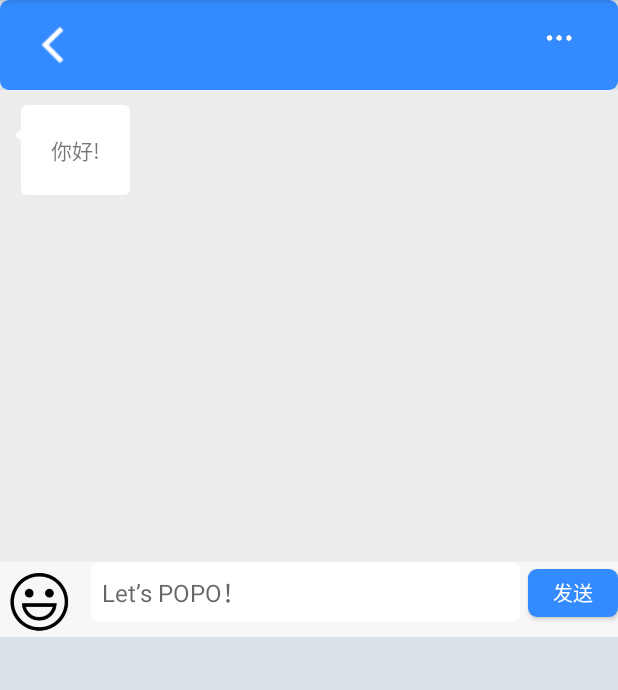
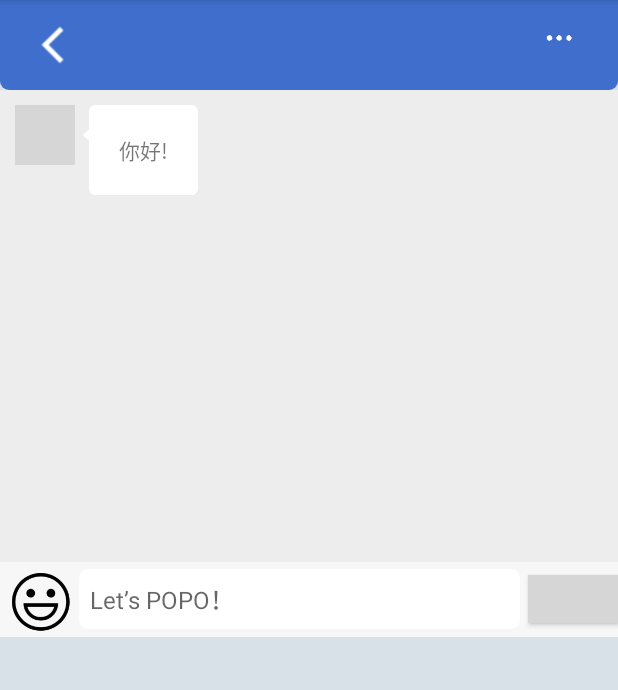
Before and after one commit to YeHIT/IMProjectClient, an Android app: the ChatActivity screen opened directly, with no data from a screen before it, after a tap on an icon or button, on a phone screen of 412 x 824 dp, the part 84-774 px from its top. Run offline under Robolectric (Android 15) with nearby library versions, the phone set to English and light mode, and no system bars; libraries missing offline, so code that uses them is left out: com.tencent.imsdk, io.github.rockerhieu.emojicon; plain views replace EmojiconEditText; 4 statements that could not run were skipped; 1 other tap on this screen came first; grey boxes are pictures that could not be loaded.

Commit message:
统一状态栏样式 聊天界面视觉优化 底部导航栏默认选中联系人界面

```diff
--- a/app/src/main/res/drawable-v24/chat_button_shape.xml
+++ b/app/src/main/res/drawable-v24/title_bar_shape.xml
@@ -1,10 +1,9 @@
 <?xml version="1.0" encoding="utf-8"?>
 <shape xmlns:android="http://schemas.android.com/apk/res/android">
-    <solid android:color="@color/test_blue" /><!-- 填充的颜色 -->
+    <solid android:color="@color/title_bar" /><!-- 填充的颜色 -->
     <!-- 设置按钮的四个角为弧形 -->
     <!-- android:radius 弧形的半径 -->
-    <corners android:topLeftRadius="6dp"
-        android:topRightRadius="6dp"
+    <corners
         android:bottomRightRadius="6dp"
         android:bottomLeftRadius="6dp"/>
     <!-- 边框粗细及颜色 -->
--- a/app/src/main/res/layout/chat_main.xml
+++ b/app/src/main/res/layout/chat_main.xml
@@ -37,7 +37,7 @@
             android:layout_width="match_parent"
             android:layout_height="60dip"
             android:gravity="center_vertical"
-            android:background="@drawable/chat_button_shape"
+            android:background="@drawable/title_bar_shape"
             android:padding="10dip" >
 
             <ImageView
@@ -89,8 +89,8 @@
             android:layout_weight="5"
             android:layout_width="210dp"
             android:layout_height="40dp"
-            android:layout_marginLeft="10dp"
-            android:layout_centerVertical="true"
+
+            android:layout_gravity="center"
             android:hint="Let’s POPO！"
             android:background="@drawable/edit_background"
             android:lineSpacingExtra="9dp"
@@ -101,6 +101,7 @@
             android:id="@+id/send_chat"
             android:layout_marginLeft="5dp"
             android:layout_toRightOf="@+id/emotion"
+            android:layout_gravity="center"
             android:text="发送"
             android:textSize="13sp"
             android:textColor="@color/white"
--- a/app/src/main/res/layout/item_contact.xml
+++ b/app/src/main/res/layout/item_contact.xml
@@ -6,9 +6,9 @@
     android:gravity="center_vertical">
 
     <ImageView
-        android:layout_width="wrap_content"
-        android:layout_height="wrap_content"
-        android:background="@mipmap/ic_launcher"/>
+        android:layout_width="50dp"
+        android:layout_height="50dp"
+        android:background="@drawable/user_pic"/>
 
     <TextView
         android:id="@+id/contact_name"
--- a/app/src/main/res/layout/login.xml
+++ b/app/src/main/res/layout/login.xml
@@ -3,7 +3,7 @@
 xmlns:tools="http://schemas.android.com/tools"
 android:layout_width="match_parent"
 android:layout_height="match_parent"
-android:background="#3f6ecc"
+android:background="@color/title_bar"
 tools:context=".login.SignUpActivity">
 <!--title bar-->
     <RelativeLayout
--- a/app/src/main/res/layout/msg_item.xml
+++ b/app/src/main/res/layout/msg_item.xml
@@ -4,42 +4,56 @@
     android:layout_width="match_parent"
     android:layout_height="wrap_content"
     android:padding="10dp">
-
     <LinearLayout
         android:id="@+id/left_layout"
+        android:layout_gravity="left"
+        android:layout_width="wrap_content"
+        android:layout_height="wrap_content">
+        <ImageView
+            android:id="@+id/conversation_friend_pic"
+            android:layout_width="40dp"
+            android:layout_height="40dp"
+            android:layout_marginRight="5dp"
+            android:background="@drawable/user_pic"
+            android:contentDescription="TODO" />
+        <LinearLayout
             android:layout_width="wrap_content"
             android:layout_height="wrap_content"
             android:layout_gravity="left"
             android:background="@drawable/message_text_receive">
-
             <TextView
                 android:id="@+id/left_msg"
                 android:layout_width="wrap_content"
                 android:layout_height="wrap_content"
                 android:layout_gravity="center"
                 android:layout_margin="10dp"
-
             />
-
+        </LinearLayout>
     </LinearLayout>
 
     <LinearLayout
+        android:layout_gravity="right"
         android:id="@+id/right_layout"
         android:layout_width="wrap_content"
-        android:layout_height="wrap_content"
-        android:layout_gravity="right"
+        android:layout_height="wrap_content">
+        <LinearLayout
+            android:layout_width="wrap_content"
+            android:layout_height="40dp"
             android:background="@drawable/message_text_send">
-
             <TextView
                 android:id="@+id/right_msg"
                 android:layout_width="wrap_content"
                 android:layout_height="wrap_content"
                 android:layout_gravity="center"
                 android:layout_margin="10dp"
-
-
             />
-
         </LinearLayout>
-
+        <ImageView
+            android:id="@+id/conversation_my_pic"
+            android:layout_width="40dp"
+            android:layout_height="40dp"
+            android:layout_marginLeft="5dp"
+            android:background="@drawable/user_pic_b2"
+            android:contentDescription="TODO" />
     </LinearLayout>
+</LinearLayout>
--- a/app/src/main/res/values/colors.xml
+++ b/app/src/main/res/values/colors.xml
@@ -1,9 +1,10 @@
 <?xml version="1.0" encoding="utf-8"?>
 <resources>
     <color name="colorPrimary">#3F51B5</color>
-    <color name="colorPrimaryDark">#303F9F</color>
+    <color name="colorPrimaryDark">#3f6ecc</color>
     <color name="colorAccent">#45bef5</color>
 
+    <color name="title_bar">#3f6ecc</color>
     <color name="test_blue">#338BFF</color>
     <color name="colorCloud">#006EFF</color>
     <color name="white">#FFFFFF</color>
```
Also changed, not shown: app/src/main/AndroidManifest.xml (+7 -5 lines), app/src/main/res/layout/main_activity.xml (+9 -13 lines), app/src/main/res/drawable-xhdpi/message_text_receive.9.png. Lines whose indentation alone changed are shown as unchanged.
